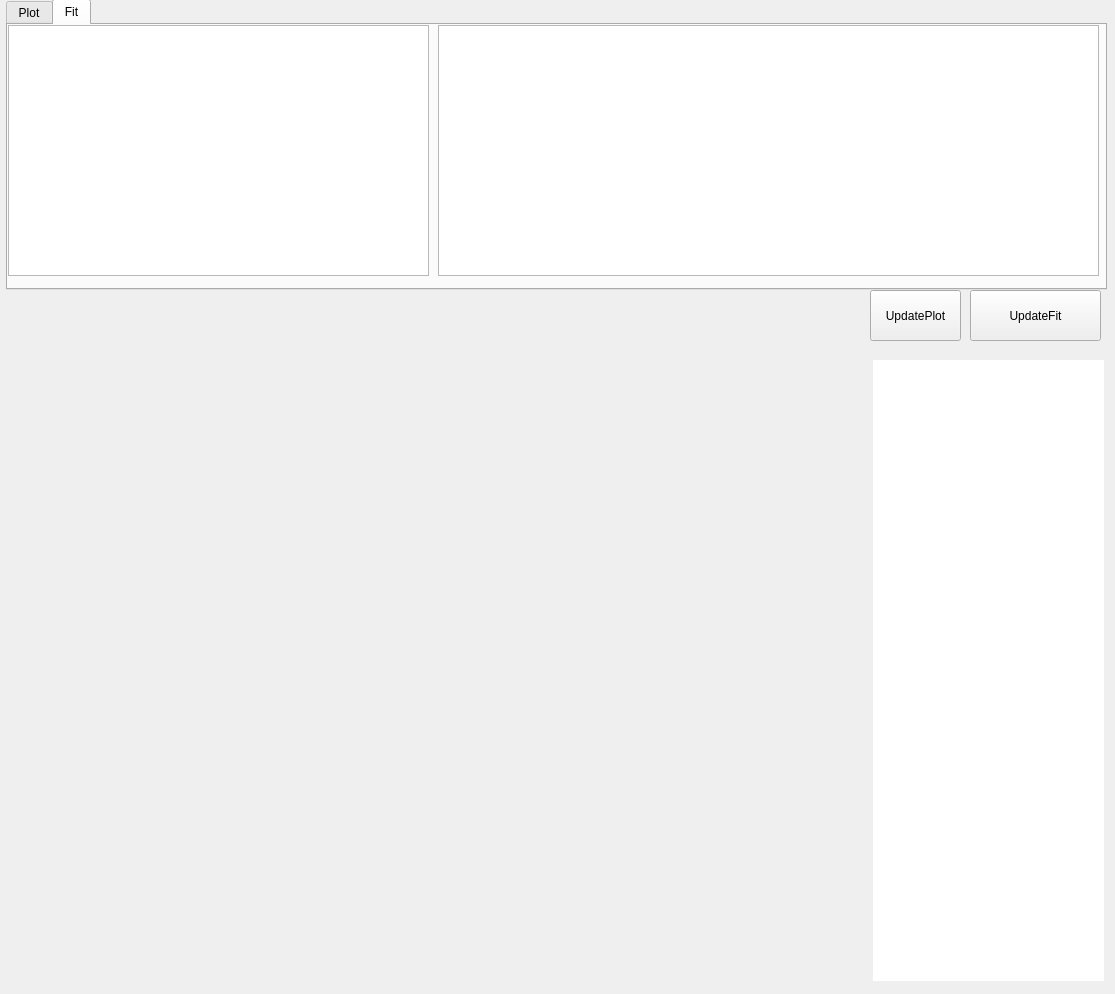
The window that qutip_enhanced/qtgui/plot_data.ui (szaiserb/pandage) describes before a commit, drawn with Qt 5.
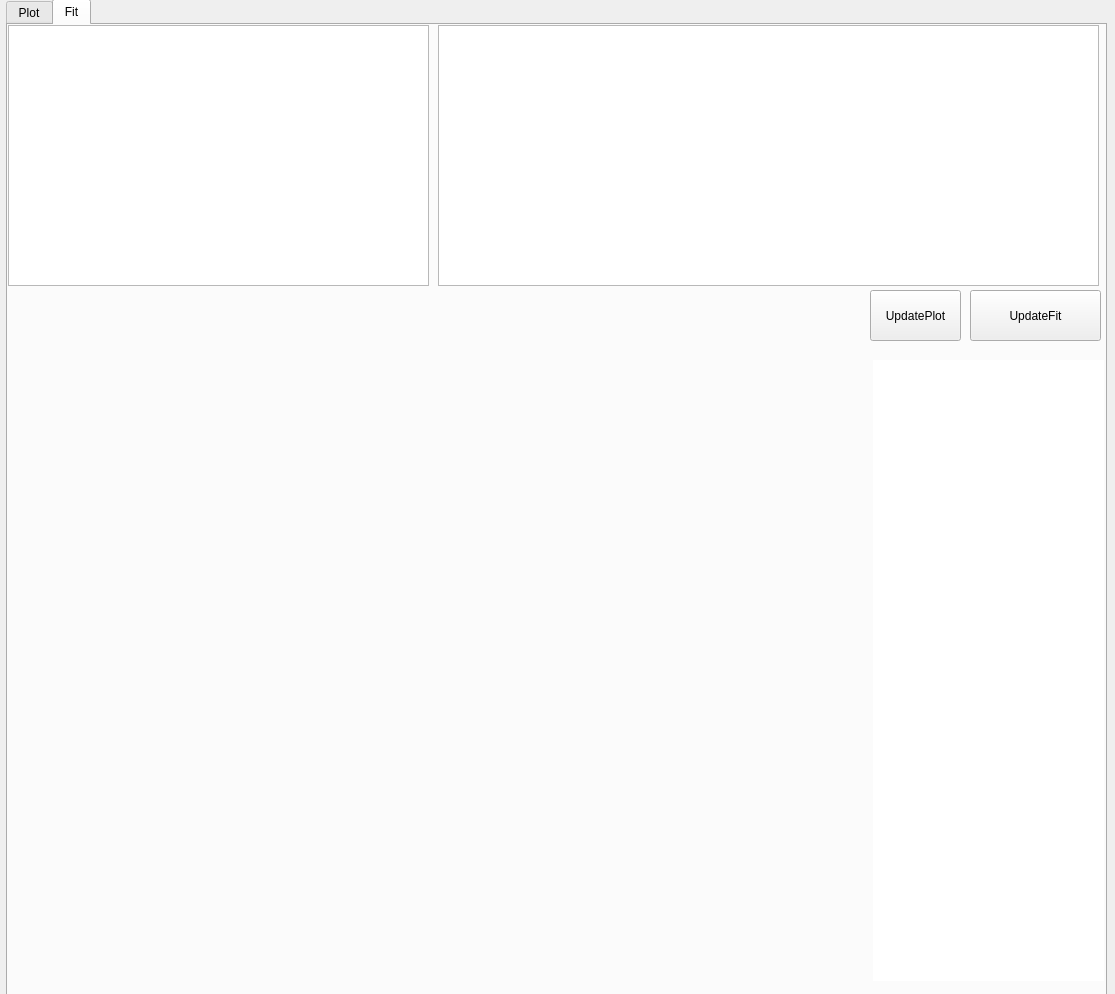
The same window after the commit. Custom widgets are drawn as their Qt base class.

```diff
--- a/qutip_enhanced/qtgui/plot_data.ui
+++ b/qutip_enhanced/qtgui/plot_data.ui
@@ -19,7 +19,7 @@
      <x>6</x>
      <y>-1</y>
      <width>1101</width>
-     <height>291</height>
+     <height>1001</height>
     </rect>
    </property>
    <property name="currentIndex">
@@ -60,7 +60,7 @@
        <x>0</x>
        <y>0</y>
        <width>421</width>
-       <height>251</height>
+       <height>261</height>
       </rect>
      </property>
     </widget>
@@ -70,7 +70,7 @@
        <x>430</x>
        <y>0</y>
        <width>661</width>
-       <height>251</height>
+       <height>261</height>
       </rect>
      </property>
     </widget>
```
Left out of the diff: 78 changed lines with no effect on the pictures.
